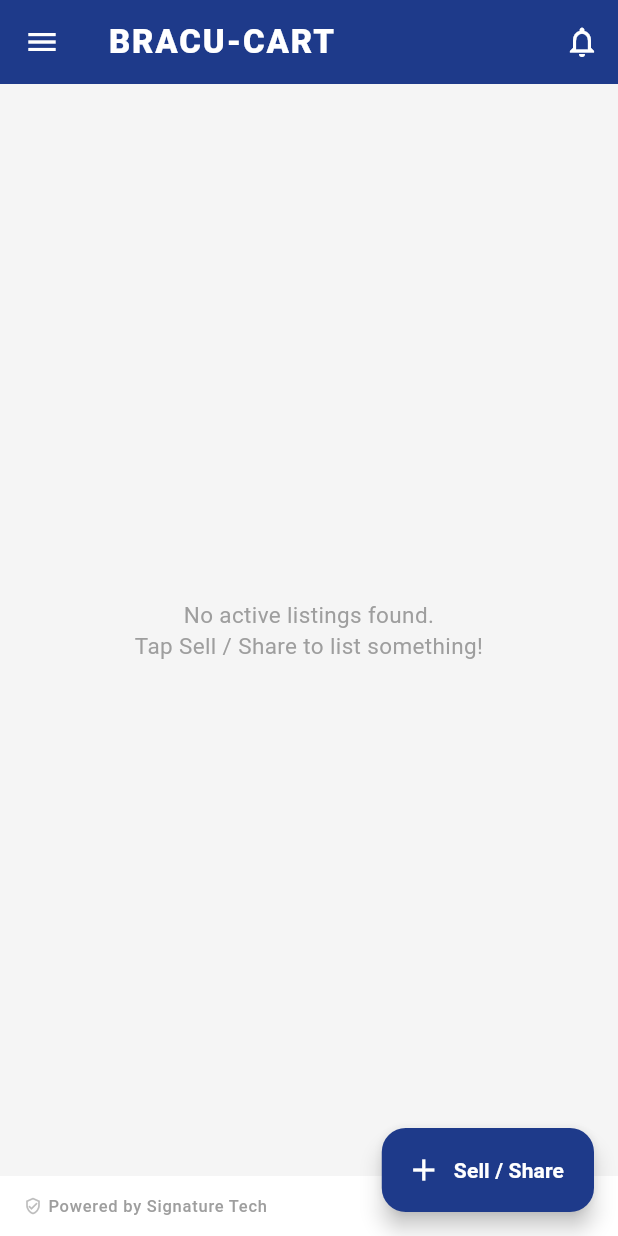
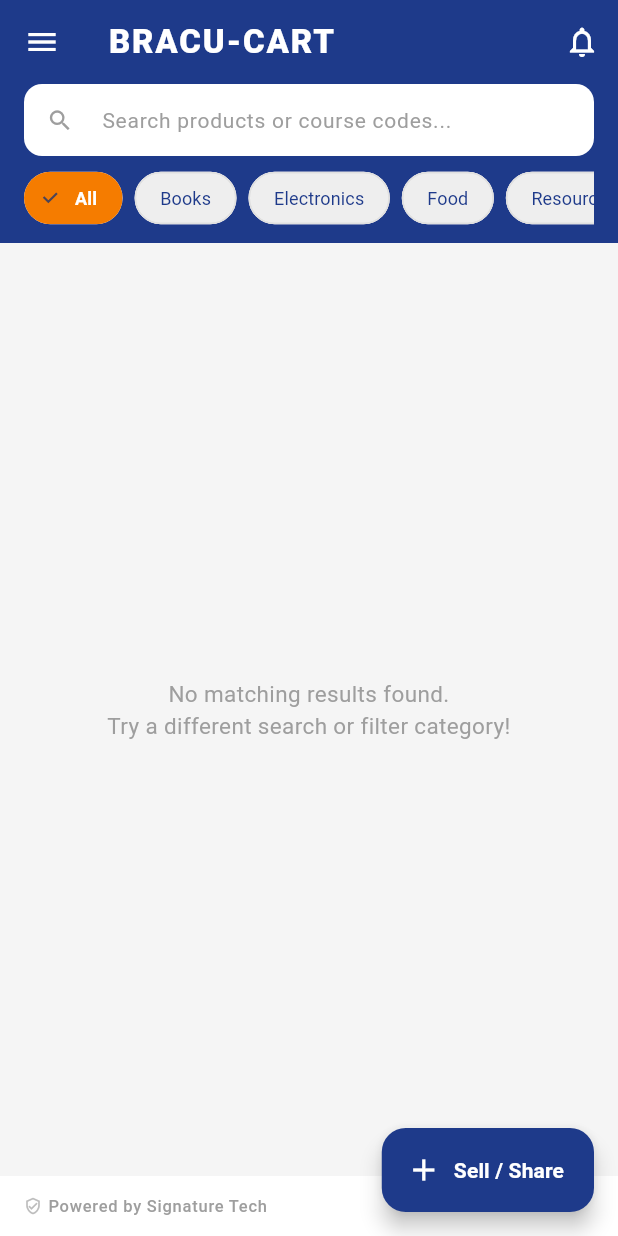
Before and after one commit to Md-Nasimuzzaman-Shakkhor/bracu_cart, a Flutter app: the HomeScreen screen opened directly, on a phone screen of 412 x 824 dp. Run offline on Flutter 3.47's test engine with Material 3 defaults, Android fonts, the phone set to English and light mode, and no system bars; our stand-ins replace cloud_firestore, firebase_auth, firebase_core, flutter_image_compress, image_picker; accounts and stored records are empty.

Commit message:
feat: implement live client-side search engine and readable category chips filter

```diff
--- a/lib/home_screen.dart
+++ b/lib/home_screen.dart
@@ -6,12 +6,32 @@ import 'add_product_screen.dart';
 import 'login_screen.dart';
 import 'post_details_screen.dart';
 
-class HomeScreen extends StatelessWidget {
+class HomeScreen extends StatefulWidget {
   const HomeScreen({super.key});
+
+  @override
+  State<HomeScreen> createState() => _HomeScreenState();
+}
+
+class _HomeScreenState extends State<HomeScreen> {
+  // Search & Filter State Management
+  String _searchQuery = "";
+  String _selectedCategory = "All";
+
+  // List of matching categories from your AddProductScreen
+  final List<String> _categories = [
+    'All',
+    'Books',
+    'Electronics',
+    'Food',
+    'Resources',
+    'Business',
+    'Other'
+  ];
 
   void _logout(BuildContext context) async {
     await FirebaseAuth.instance.signOut();
-    if (context.mounted) {
+    if (mounted) {
       Navigator.pushReplacement(
         context,
         MaterialPageRoute(builder: (context) => const LoginScreen()),
@@ -88,9 +108,83 @@ class HomeScreen extends StatelessWidget {
       // 3. Main Screen Layout Matrix
       body: Column(
         children: [
+          // SUB-PANEL: Live Search bar and dynamic category filter row
+          Container(
+            color: const Color(0xFF1E3A8A), // Blend with deep navy appBar
+            padding: const EdgeInsets.only(bottom: 12, left: 16, right: 16),
+            child: Column(
+              children: [
+                // Clean Search Bar Input layout
+                TextField(
+                  onChanged: (value) {
+                    setState(() {
+                      _searchQuery = value.toLowerCase();
+                    });
+                  },
+                  style: const TextStyle(color: Colors.black),
+                  decoration: InputDecoration(
+                    hintText: 'Search products or course codes...',
+                    hintStyle: TextStyle(color: Colors.grey[500], fontSize: 14),
+                    prefixIcon: const Icon(Icons.search, color: Colors.grey),
+                    fillColor: Colors.white,
+                    filled: true,
+                    isDense: true,
+                    contentPadding: const EdgeInsets.symmetric(vertical: 10),
+                    border: OutlineInputBorder(
+                      borderRadius: BorderRadius.circular(12),
+                      borderSide: BorderSide.none,
+                    ),
+                  ),
+                ),
+                const SizedBox(height: 10),
+                // Horizontal scrolling choice chips matrix
+                SizedBox(
+                  height: 36,
+                  child: ListView.builder(
+                    scrollDirection: Axis.horizontal,
+                    itemCount: _categories.length,
+                    itemBuilder: (context, idx) {
+                      final catName = _categories[idx];
+                      final isSelected = _selectedCategory == catName;
+                      return Padding(
+                        padding: const EdgeInsets.only(right: 8.0),
+                        child: ChoiceChip(
+                          label: Text(
+    catName,
+    style: TextStyle(
+      // Selected text is white, unselected text is a readable dark blue/gray
+      color: isSelected ? Colors.white : const Color(0xFF1E3A8A),
+      fontSize: 12,
+      fontWeight: isSelected ? FontWeight.bold : FontWeight.normal,
+    ),
+  ),
+  selected: isSelected,
+  selectedColor: Colors.orange[700], // Premium bright orange when selected
+  // Unselected background is now a soft gray-blue so dark text pops out
+  backgroundColor: Colors.grey[200],
+  shape: RoundedRectangleBorder(
+    borderRadius: BorderRadius.circular(20),
+    side: BorderSide(
+      color: isSelected ? Colors.transparent : Colors.grey[300]!,
+    ),
+  ),
+  onSelected: (bool selected) {
+    setState(() {
+      _selectedCategory = catName;
+    });
+  },
+),
+                      );
+                    },
+                  ),
+                ),
+              ],
+            ),
+          ),
+
+          // Main Feed Grid Area
           Expanded(
             child: StreamBuilder<QuerySnapshot>(
-              // MILESTONE UPDATED: Pulling all posts (both available and sold) ordered by newest first
               stream: FirebaseFirestore.instance
                   .collection('products')
                   .orderBy('createdAt', descending: true)
@@ -103,12 +197,32 @@ class HomeScreen extends StatelessWidget {
                   return const Center(child: CircularProgressIndicator(color: Color(0xFF1E3A8A)));
                 }
 
-                final docs = snapshot.data?.docs ?? [];
+                final rawDocs = snapshot.data?.docs ?? [];
+
+                // CLIENT SIDE FILTERING LOGIC Matrix
+                final docs = rawDocs.where((doc) {
+                  final data = doc.data() as Map<String, dynamic>;
+
+                  final String title = (data['title'] ?? '').toString().toLowerCase();
+                  final String desc = (data['description'] ?? '').toString().toLowerCase();
+                  final String category = (data['category'] ?? 'Other').toString();
+                  final String courseCode = (data['courseCode'] ?? '').toString().toLowerCase();
+
+                  // Match Category filter check
+                  bool matchesCategory = (_selectedCategory == "All" || category == _selectedCategory);
+
+                  // Match Search Query check (Checks title, description, and course codes!)
+                  bool matchesSearch = title.contains(_searchQuery) ||
+                                       desc.contains(_searchQuery) ||
+                                       courseCode.contains(_searchQuery);
+
+                  return matchesCategory && matchesSearch;
+                }).toList();
 
                 if (docs.isEmpty) {
                   return const Center(
                     child: Text(
-                      'No active listings found.\nTap Sell / Share to list something!',
+                      'No matching results found.\nTry a different search or filter category!',
                       textAlign: TextAlign.center,
                       style: TextStyle(color: Colors.grey, fontSize: 15),
                     ),
@@ -132,7 +246,7 @@ class HomeScreen extends StatelessWidget {
                     final String desc = data['description'] ?? '';
                     final String? imageBase64 = data['imageBase64'];
                     final double price = (data['price'] ?? 0.0).toDouble();
-                    final bool isSold = data['isSold'] ?? false; // Track sold state flags
+                    final bool isSold = data['isSold'] ?? false;
 
                     return InkWell(
                       onTap: () {
@@ -165,7 +279,6 @@ class HomeScreen extends StatelessWidget {
                             Expanded(
                               child: Stack(
                                 children: [
-                                  // Base Product Image
                                   Container(
                                     width: double.infinity,
                                     color: Colors.grey[200],
@@ -173,8 +286,6 @@ class HomeScreen extends StatelessWidget {
                                         ? Image.memory(base64Decode(imageBase64), fit: BoxFit.cover)
                                         : const Icon(Icons.image, color: Colors.grey, size: 40),
                                   ),
-
-                                  // Type Badge (Sell / Resource)
                                   Positioned(
                                     top: 8,
                                     left: 8,
@@ -190,8 +301,6 @@ class HomeScreen extends StatelessWidget {
                                       ),
                                     ),
                                   ),
-
-                                  // VISUAL EXTRA: Translucent Solid Dark Overlay + Premium Centered "SOLD" Stamp
                                   if (isSold)
                                     Container(
                                       color: Colors.black.withOpacity(0.55),
@@ -227,7 +336,6 @@ class HomeScreen extends StatelessWidget {
                                     style: TextStyle(
                                       fontWeight: FontWeight.bold,
                                       fontSize: 14,
-                                      // Slightly dim text if the item is gone
                                       color: isSold ? Colors.grey[500] : Colors.black,
                                       decoration: isSold ? TextDecoration.lineThrough : null,
                                     ),
```
